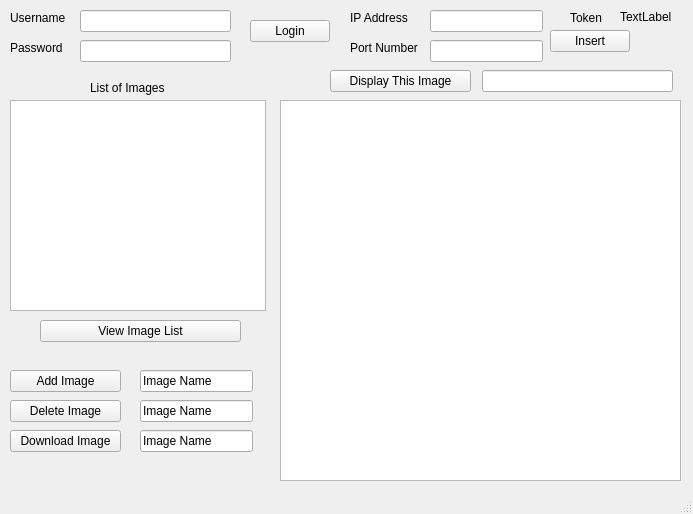
Old version of the form Image-Viewer/mainwindow.ui in the repository shehab-as/Distributed-Systems.
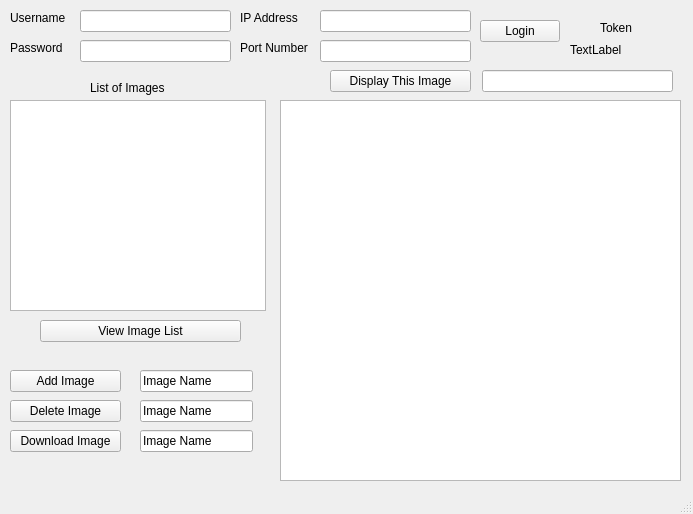
New version of the form.

Commit message: Removed button. All entries from (Login) Button

Patch:
```diff
--- a/Image-Viewer/mainwindow.ui
+++ b/Image-Viewer/mainwindow.ui
@@ -63,7 +63,7 @@
    <widget class="QPushButton" name="Login">
     <property name="geometry">
      <rect>
-      <x>250</x>
+      <x>480</x>
       <y>20</y>
       <width>80</width>
       <height>22</height>
@@ -86,8 +86,8 @@
    <widget class="QLabel" name="label_3">
     <property name="geometry">
      <rect>
-      <x>570</x>
-      <y>10</y>
+      <x>600</x>
+      <y>20</y>
       <width>41</width>
       <height>16</height>
      </rect>
@@ -99,10 +99,10 @@
    <widget class="QLabel" name="Token_Value">
     <property name="geometry">
      <rect>
-      <x>620</x>
-      <y>10</y>
-      <width>59</width>
-      <height>14</height>
+      <x>570</x>
+      <y>40</y>
+      <width>121</width>
+      <height>20</height>
      </rect>
     </property>
     <property name="text">
@@ -249,10 +249,10 @@
    <widget class="QLabel" name="Login_Color">
     <property name="geometry">
      <rect>
-      <x>330</x>
-      <y>20</y>
-      <width>41</width>
-      <height>31</height>
+      <x>10</x>
+      <y>60</y>
+      <width>31</width>
+      <height>21</height>
      </rect>
     </property>
     <property name="text">
@@ -262,7 +262,7 @@
    <widget class="QLabel" name="Label_IP">
     <property name="geometry">
      <rect>
-      <x>350</x>
+      <x>240</x>
       <y>10</y>
       <width>71</width>
       <height>16</height>
@@ -275,7 +275,7 @@
    <widget class="QLabel" name="Label_Port">
     <property name="geometry">
      <rect>
-      <x>350</x>
+      <x>240</x>
       <y>40</y>
       <width>81</width>
       <height>16</height>
@@ -288,9 +288,9 @@
    <widget class="QLineEdit" name="Input_IP">
     <property name="geometry">
      <rect>
-      <x>430</x>
+      <x>320</x>
       <y>10</y>
-      <width>113</width>
+      <width>151</width>
       <height>22</height>
      </rect>
     </property>
@@ -298,26 +298,13 @@
    <widget class="QLineEdit" name="Input_Port">
     <property name="geometry">
      <rect>
-      <x>430</x>
+      <x>320</x>
       <y>40</y>
-      <width>113</width>
+      <width>151</width>
       <height>22</height>
      </rect>
     </property>
    </widget>
-   <widget class="QPushButton" name="Insert">
-    <property name="geometry">
-     <rect>
-      <x>550</x>
-      <y>30</y>
-      <width>80</width>
-      <height>22</height>
-     </rect>
-    </property>
-    <property name="text">
-     <string>Insert</string>
-    </property>
-   </widget>
   </widget>
   <widget class="QStatusBar" name="statusBar"/>
  </widget>
```
The commit also changes 3 other files.
